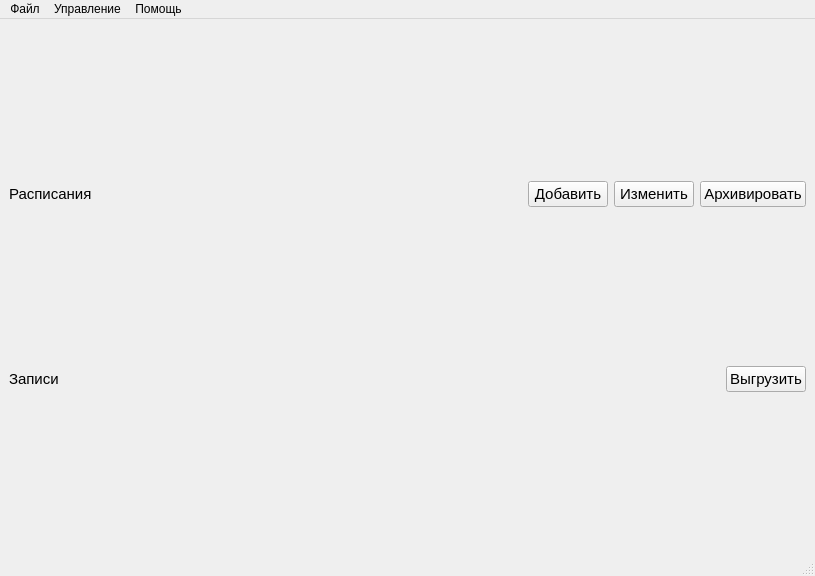
The window that src/resources/main_window.ui (mcsltd/mcs-inRat-planner) describes before a commit, drawn with Qt 5.
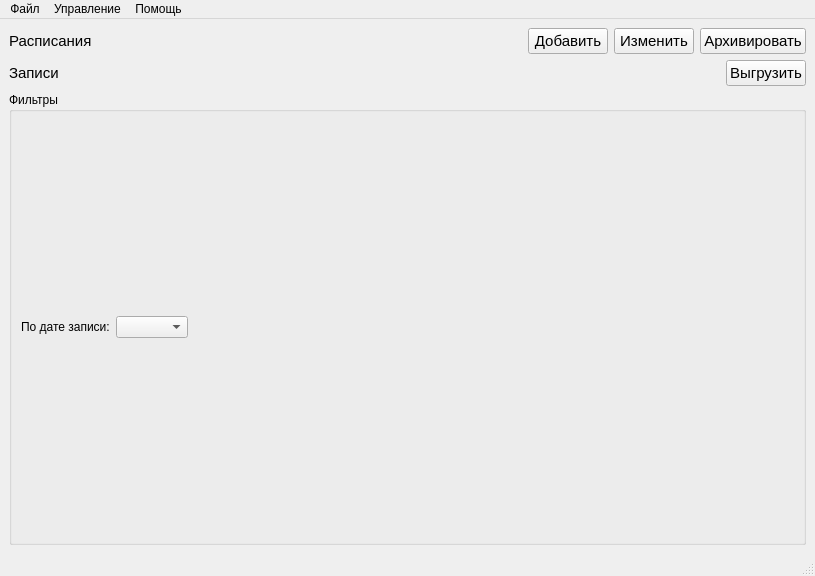
The same window after the commit. Icons and pictures are not drawn.

Commit message: feat: add filter start record time for table record

```diff
--- a/src/resources/main_window.ui
+++ b/src/resources/main_window.ui
@@ -78,6 +78,42 @@
         </item>
        </layout>
       </item>
+      <item>
+       <widget class="QGroupBox" name="groupBoxFilters">
+        <property name="title">
+         <string>Фильтры</string>
+        </property>
+        <layout class="QGridLayout" name="gridLayout_3">
+         <item row="0" column="0">
+          <layout class="QGridLayout" name="gridLayoutFilters">
+           <item row="0" column="0">
+            <widget class="QLabel" name="labelFilterDate">
+             <property name="text">
+              <string>По дате записи:</string>
+             </property>
+            </widget>
+           </item>
+           <item row="0" column="1">
+            <widget class="QComboBox" name="comboBoxFilterParams"/>
+           </item>
+           <item row="0" column="2">
+            <spacer name="horizontalSpacerFilter">
+             <property name="orientation">
+              <enum>Qt::Orientation::Horizontal</enum>
+             </property>
+             <property name="sizeHint" stdset="0">
+              <size>
+               <width>40</width>
+               <height>20</height>
+              </size>
+             </property>
+            </spacer>
+           </item>
+          </layout>
+         </item>
+        </layout>
+       </widget>
+      </item>
      </layout>
     </item>
     <item row="0" column="0">
```
The commit also changes 2 other files.
